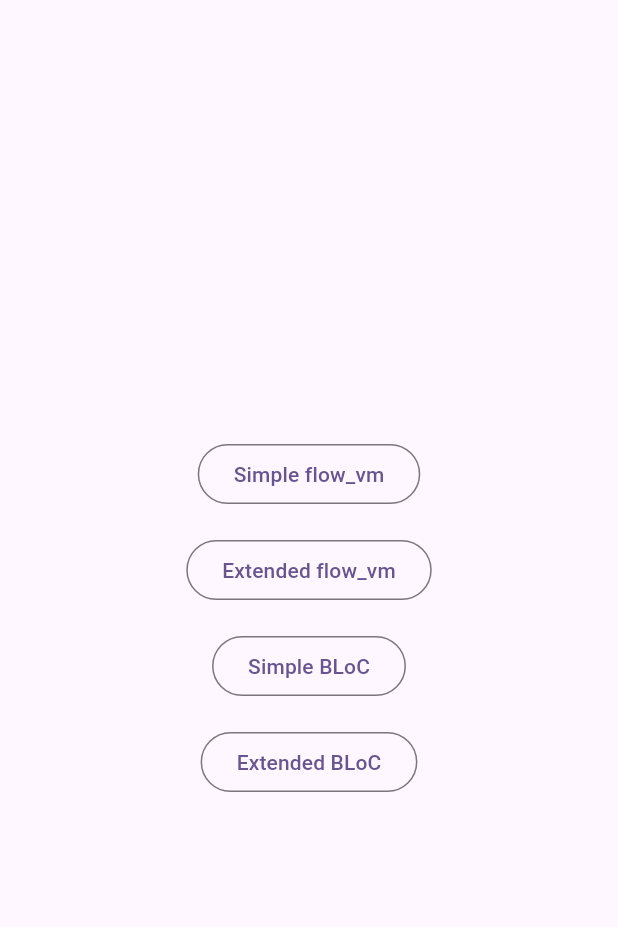
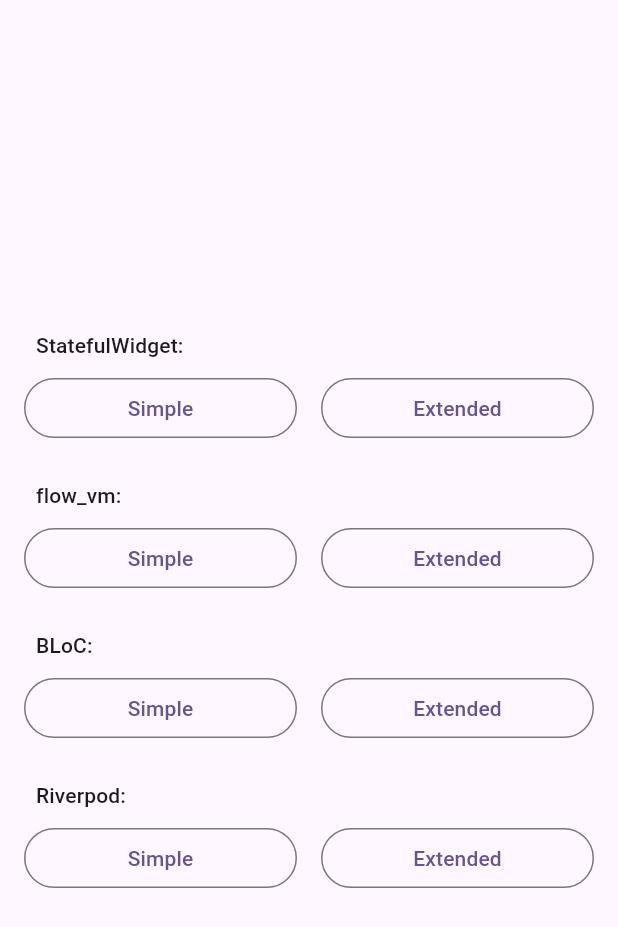
Before and after one commit to ron-diesel/flow_vm, a Flutter app: the screen it shows after launch, on a phone screen of 412 x 824 dp. Shown: the top 927 px of the screen. Run offline on Flutter 3.47's test engine with Material 3 defaults, Android fonts, the phone set to English and light mode, and no system bars; our stand-ins replace flutter_bloc, flutter_riverpod, stream_transform.

Commit message:
fixed example

```diff
--- a/example/lib/features/bloc_extended_example/bloc_counter_extended_screen.dart
+++ b/example/lib/features/bloc_extended/bloc_counter_extended_screen.dart
@@ -1,4 +1,4 @@
-import 'package:example/features/bloc_extended_example/counter_extended_bloc.dart';
+import 'package:example/features/bloc_extended/counter_extended_bloc.dart';
 import 'package:flutter/material.dart';
 import 'package:flutter_bloc/flutter_bloc.dart';
 
--- a/example/lib/features/extended_counter/extended_counter_screen.dart
+++ b/example/lib/features/flow_vm_extended/extended_counter_screen.dart
@@ -1,4 +1,4 @@
-import 'package:example/features/extended_counter/extended_counter_vm.dart';
+import 'package:example/features/flow_vm_extended/extended_counter_vm.dart';
 import 'package:flow_vm/flow_vm.dart';
 import 'package:flutter/material.dart';
 
--- a/example/lib/features/simple_counter/simple_counter_screen.dart
+++ b/example/lib/features/flow_vm_simple/simple_counter_screen.dart
@@ -1,4 +1,4 @@
-import 'package:example/features/simple_counter/simple_counter_vm.dart';
+import 'package:example/features/flow_vm_simple/simple_counter_vm.dart';
 import 'package:flow_vm/flow_vm.dart';
 import 'package:flutter/material.dart';
 
--- a/example/lib/start_screen.dart
+++ b/example/lib/start_screen.dart
@@ -1,8 +1,12 @@
-import 'package:example/features/bloc_example/bloc_counter_screen.dart';
-import 'package:example/features/bloc_extended_example/bloc_counter_extended_screen.dart';
-import 'package:example/features/extended_counter/extended_counter_screen.dart';
-import 'package:example/features/simple_counter/simple_counter_screen.dart';
+import 'package:example/features/bloc_simple/bloc_counter_screen.dart';
+import 'package:example/features/riverpod_extended/riverpod_extended_screen.dart';
+import 'package:example/features/riverpod_simple/riverpod_simple_screen.dart';
+import 'package:example/features/stateful_extended/stateful_counter_extended_screen.dart';
 import 'package:flutter/material.dart';
+
+import 'features/bloc_extended/bloc_counter_extended_screen.dart';
+import 'features/flow_vm_extended/extended_counter_screen.dart';
+import 'features/flow_vm_simple/simple_counter_screen.dart';
 
 class StartScreen extends StatelessWidget {
   const StartScreen({super.key});
@@ -14,18 +18,80 @@ class StartScreen extends StatelessWidget {
         child: Column(
           mainAxisSize: MainAxisSize.min,
           children: [
-            _NavButton(label: 'Simple flow_vm', page: SimpleCounterScreen()),
-            _NavButton(
-              label: 'Extended flow_vm',
-              page: ExtendedCounterScreen(),
+            _Row(
+              label: "StatefulWidget:",
+              children: [
+                _NavButton(label: 'Simple', page: SimpleCounterScreen()),
+                _NavButton(
+                  label: 'Extended',
+                  page: StatefulCounterExtendedScreen(),
+                ),
+              ],
             ),
-            _NavButton(label: 'Simple BLoC', page: BlocCounterScreen()),
-            _NavButton(
-              label: 'Extended BLoC',
-              page: BlocCounterExtendedScreen(),
+            _Row(
+              label: "flow_vm:",
+              children: [
+                _NavButton(label: 'Simple', page: SimpleCounterScreen()),
+                _NavButton(
+                  label: 'Extended',
+                  page: ExtendedCounterScreen(),
+                ),
+              ],
+            ),
+            _Row(
+              label: "BLoC:",
+              children: [
+                _NavButton(label: 'Simple', page: BlocCounterScreen()),
+                _NavButton(
+                  label: 'Extended',
+                  page: BlocCounterExtendedScreen(),
+                ),
+              ],
+            ),
+            _Row(
+              label: "Riverpod:",
+              children: [
+                _NavButton(label: 'Simple', page: RiverpodSimpleScreen()),
+                _NavButton(
+                  label: 'Extended',
+                  page: RiverpodExtendedScreen(),
+                ),
+              ],
             ),
           ],
         ),
+      ),
+    );
+  }
+}
+
+class _Row extends StatelessWidget {
+  final List<Widget> children;
+  final String label;
+
+  const _Row({
+    required this.children,
+    required this.label,
+  });
+
+  @override
+  Widget build(BuildContext context) {
+    return Padding(
+      padding: const EdgeInsets.all(8.0),
+      child: Column(
+        crossAxisAlignment: CrossAxisAlignment.start,
+        children: [
+          Padding(
+            padding: const EdgeInsets.symmetric(horizontal: 16),
+            child: Text(
+              label,
+              style: Theme.of(context).textTheme.labelLarge,
+            ),
+          ),
+          Row(
+            children: children.map((child) => Expanded(child: child)).toList(),
+          ),
+        ],
       ),
     );
   }
--- a/example/pubspec.yaml
+++ b/example/pubspec.yaml
@@ -42,6 +42,7 @@ dependencies:
   rxdart: ^0.28.0
   flutter_bloc: ^8.1.6
   bloc_concurrency: ^0.2.5
+  flutter_riverpod: ^2.6.1
 
 dev_dependencies:
   flutter_test:
```
Also changed, not shown: example/lib/features/bloc_example/bloc_counter_screen.dart (deleted, +0 -39 lines), example/lib/features/bloc_example/counter_bloc.dart (deleted, +0 -19 lines), example/lib/features/bloc_extended/counter_extended_bloc.dart (renamed from example/lib/features/bloc_extended_example/counter_extended_bloc.dart), example/lib/features/flow_vm_extended/extended_counter_vm.dart (renamed from example/lib/features/extended_counter/extended_counter_vm.dart), example/lib/features/flow_vm_simple/simple_counter_vm.dart (renamed from example/lib/features/simple_counter/simple_counter_vm.dart), 8 other files.
